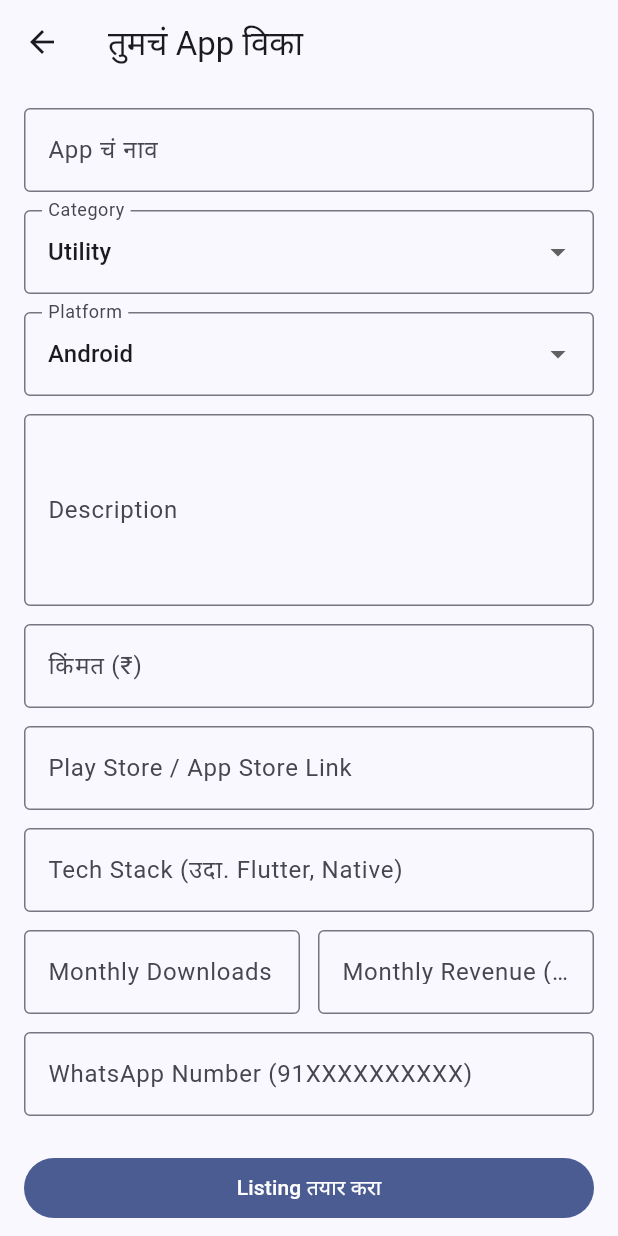
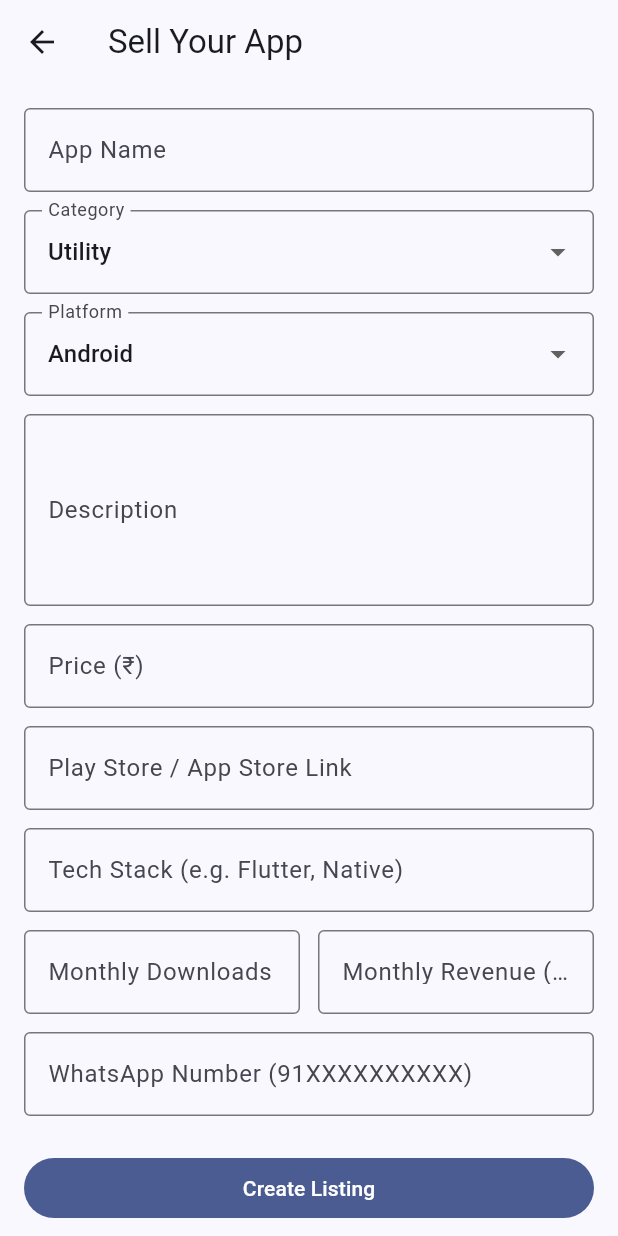
Before and after one commit to AlgoTradingLive/sellmyapp, a Flutter app: the AddListingScreen screen opened directly, on a phone screen of 412 x 824 dp. Run offline on Flutter 3.47's test engine with Material 3 defaults, Android fonts, the phone set to English and light mode, and no system bars; our stand-ins replace cloud_firestore, firebase_auth, firebase_core, google_sign_in; accounts and stored records are empty; network calls fail.

Commit message:
Translate all UI text and comments to English

```diff
--- a/lib/main.dart
+++ b/lib/main.dart
@@ -7,7 +7,7 @@ import 'services/auth_service.dart';
 void main() async {
   WidgetsFlutterBinding.ensureInitialized();
   await Firebase.initializeApp(
-    // firebase_options.dart FlutterFire CLI ने generate होईल (README बघा)
+    // firebase_options.dart will be generated by FlutterFire CLI (see README)
   );
   runApp(const SellMyAppApp());
 }
@@ -30,7 +30,7 @@ class SellMyAppApp extends StatelessWidget {
   }
 }
 
-// Login असेल तर Home, नसेल तर Login screen दाखवतो
+// Shows Home if logged in, Login screen if not
 class AuthGate extends StatelessWidget {
   const AuthGate({super.key});
 
--- a/lib/screens/add_listing_screen.dart
+++ b/lib/screens/add_listing_screen.dart
@@ -44,7 +44,7 @@ class _AddListingScreenState extends State<AddListingScreen> {
       monthlyDownloads: int.tryParse(_downloads.text.trim()),
       monthlyRevenue: double.tryParse(_revenue.text.trim()),
       techStack: _techStack.text.trim(),
-      screenshotUrls: const [], // टप्पा २ मध्ये image upload जोडायचं
+      screenshotUrls: const [], // image upload will be added in phase 2
       sellerId: user?.uid ?? '',
       sellerContact: _contact.text.trim(),
       createdAt: DateTime.now(),
@@ -59,7 +59,7 @@ class _AddListingScreenState extends State<AddListingScreen> {
   @override
   Widget build(BuildContext context) {
     return Scaffold(
-      appBar: AppBar(title: const Text('तुमचं App विका')),
+      appBar: AppBar(title: const Text('Sell Your App')),
       body: Form(
         key: _formKey,
         child: ListView(
@@ -67,8 +67,8 @@ class _AddListingScreenState extends State<AddListingScreen> {
           children: [
             TextFormField(
               controller: _title,
-              decoration: const InputDecoration(labelText: 'App चं नाव', border: OutlineInputBorder()),
-              validator: (v) => v == null || v.isEmpty ? 'गरजेचं आहे' : null,
+              decoration: const InputDecoration(labelText: 'App Name', border: OutlineInputBorder()),
+              validator: (v) => v == null || v.isEmpty ? 'Required' : null,
             ),
             const SizedBox(height: 12),
             DropdownButtonFormField<String>(
@@ -91,14 +91,14 @@ class _AddListingScreenState extends State<AddListingScreen> {
               controller: _description,
               maxLines: 4,
               decoration: const InputDecoration(labelText: 'Description', border: OutlineInputBorder()),
-              validator: (v) => v == null || v.isEmpty ? 'गरजेचं आहे' : null,
+              validator: (v) => v == null || v.isEmpty ? 'Required' : null,
             ),
             const SizedBox(height: 12),
             TextFormField(
               controller: _price,
               keyboardType: TextInputType.number,
-              decoration: const InputDecoration(labelText: 'किंमत (₹)', border: OutlineInputBorder()),
-              validator: (v) => v == null || v.isEmpty ? 'गरजेचं आहे' : null,
+              decoration: const InputDecoration(labelText: 'Price (₹)', border: OutlineInputBorder()),
+              validator: (v) => v == null || v.isEmpty ? 'Required' : null,
             ),
             const SizedBox(height: 12),
             TextFormField(
@@ -110,7 +110,7 @@ class _AddListingScreenState extends State<AddListingScreen> {
             TextFormField(
               controller: _techStack,
               decoration: const InputDecoration(
-                  labelText: 'Tech Stack (उदा. Flutter, Native)', border: OutlineInputBorder()),
+                  labelText: 'Tech Stack (e.g. Flutter, Native)', border: OutlineInputBorder()),
             ),
             const SizedBox(height: 12),
             Row(
@@ -139,7 +139,7 @@ class _AddListingScreenState extends State<AddListingScreen> {
               controller: _contact,
               decoration: const InputDecoration(
                   labelText: 'WhatsApp Number (91XXXXXXXXXX)', border: OutlineInputBorder()),
-              validator: (v) => v == null || v.isEmpty ? 'गरजेचं आहे' : null,
+              validator: (v) => v == null || v.isEmpty ? 'Required' : null,
             ),
             const SizedBox(height: 24),
             FilledButton(
@@ -147,7 +147,7 @@ class _AddListingScreenState extends State<AddListingScreen> {
               child: _saving
                   ? const SizedBox(
                       height: 18, width: 18, child: CircularProgressIndicator(strokeWidth: 2))
-                  : const Text('Listing तयार करा'),
+                  : const Text('Create Listing'),
             ),
           ],
         ),
--- a/lib/screens/app_detail_screen.dart
+++ b/lib/screens/app_detail_screen.dart
@@ -60,7 +60,7 @@ class AppDetailScreen extends StatelessWidget {
               OutlinedButton.icon(
                 onPressed: () => _launch(listing.storeLink!),
                 icon: const Icon(Icons.store),
-                label: const Text('Play Store / App Store वर बघा'),
+                label: const Text('View on Play Store / App Store'),
               ),
             const SizedBox(height: 24),
             SizedBox(
@@ -68,7 +68,7 @@ class AppDetailScreen extends StatelessWidget {
               child: FilledButton.icon(
                 onPressed: () => _launch('https://wa.me/${listing.sellerContact}'),
                 icon: const Icon(Icons.chat),
-                label: const Text('Seller ला WhatsApp वर संपर्क करा'),
+                label: const Text('Contact Seller on WhatsApp'),
               ),
             ),
           ],
--- a/lib/screens/home_screen.dart
+++ b/lib/screens/home_screen.dart
@@ -29,7 +29,7 @@ class _HomeScreenState extends State<HomeScreen> {
         actions: [
           IconButton(
             icon: const Icon(Icons.list_alt),
-            tooltip: 'माझे listings',
+            tooltip: 'My listings',
             onPressed: () => Navigator.push(context,
                 MaterialPageRoute(builder: (_) => const MyListingsScreen())),
           ),
@@ -43,7 +43,7 @@ class _HomeScreenState extends State<HomeScreen> {
         onPressed: () => Navigator.push(context,
             MaterialPageRoute(builder: (_) => const AddListingScreen())),
         icon: const Icon(Icons.add),
-        label: const Text('App विका'),
+        label: const Text('Sell App'),
       ),
       body: Column(
         children: [
@@ -75,7 +75,7 @@ class _HomeScreenState extends State<HomeScreen> {
                   return const Center(child: CircularProgressIndicator());
                 }
                 if (!snapshot.hasData || snapshot.data!.isEmpty) {
-                  return const Center(child: Text('अजून कोणतीही listing नाही'));
+                  return const Center(child: Text('No listings yet'));
                 }
                 final listings = snapshot.data!;
                 return ListView.builder(
--- a/lib/screens/login_screen.dart
+++ b/lib/screens/login_screen.dart
@@ -63,7 +63,7 @@ class _LoginScreenState extends State<LoginScreen> {
                 const SizedBox(height: 12),
                 const Text('SellMyApp',
                     style: TextStyle(fontSize: 28, fontWeight: FontWeight.bold)),
-                const Text('तयार apps विकत घ्या किंवा विका',
+                const Text('Buy or sell ready-made apps',
                     style: TextStyle(color: Colors.grey)),
                 const SizedBox(height: 32),
                 TextField(
@@ -104,8 +104,8 @@ class _LoginScreenState extends State<LoginScreen> {
                 TextButton(
                   onPressed: () => setState(() => _isSignUp = !_isSignUp),
                   child: Text(_isSignUp
-                      ? 'आधीच account आहे? Login करा'
-                      : 'नवीन आहात? Sign Up करा'),
+                      ? 'Already have an account? Login'
+                      : "New here? Sign Up"),
                 ),
                 const Padding(
                   padding: EdgeInsets.symmetric(vertical: 16),
@@ -114,7 +114,7 @@ class _LoginScreenState extends State<LoginScreen> {
                       Expanded(child: Divider()),
                       Padding(
                         padding: EdgeInsets.symmetric(horizontal: 8),
-                        child: Text('किंवा', style: TextStyle(color: Colors.grey)),
+                        child: Text('OR', style: TextStyle(color: Colors.grey)),
                       ),
                       Expanded(child: Divider()),
                     ],
@@ -125,7 +125,7 @@ class _LoginScreenState extends State<LoginScreen> {
                   child: OutlinedButton.icon(
                     onPressed: _loading ? null : _submitGoogle,
                     icon: const Icon(Icons.g_mobiledata, size: 28),
-                    label: const Text('Google ने सुरू करा'),
+                    label: const Text('Continue with Google'),
                   ),
                 ),
               ],
--- a/lib/screens/my_listings_screen.dart
+++ b/lib/screens/my_listings_screen.dart
@@ -11,7 +11,7 @@ class MyListingsScreen extends StatelessWidget {
   Widget build(BuildContext context) {
     final uid = AuthService().currentUser?.uid ?? '';
     return Scaffold(
-      appBar: AppBar(title: const Text('माझे Listings')),
+      appBar: AppBar(title: const Text('My Listings')),
       body: StreamBuilder<List<AppListing>>(
         stream: ListingService().getMyListings(uid),
         builder: (context, snapshot) {
@@ -19,7 +19,7 @@ class MyListingsScreen extends StatelessWidget {
             return const Center(child: CircularProgressIndicator());
           }
           if (!snapshot.hasData || snapshot.data!.isEmpty) {
-            return const Center(child: Text('तुम्ही अजून काहीही list केलेलं नाही'));
+            return const Center(child: Text("You haven't listed anything yet"));
           }
           final listings = snapshot.data!;
           return ListView.builder(
```
Also changed, not shown: lib/services/listing_service.dart (+5 -5 lines).
